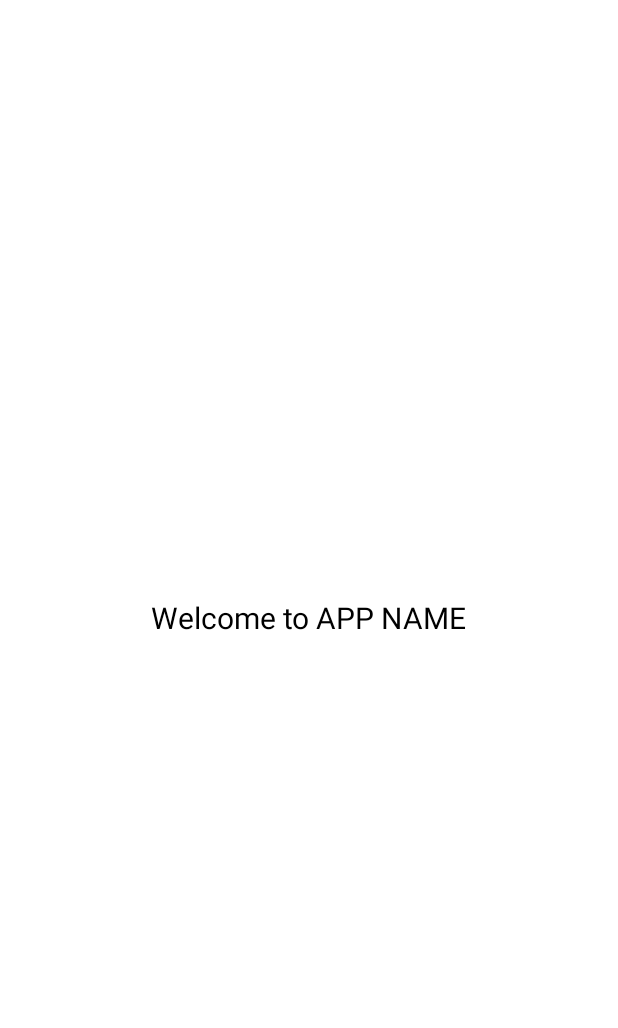
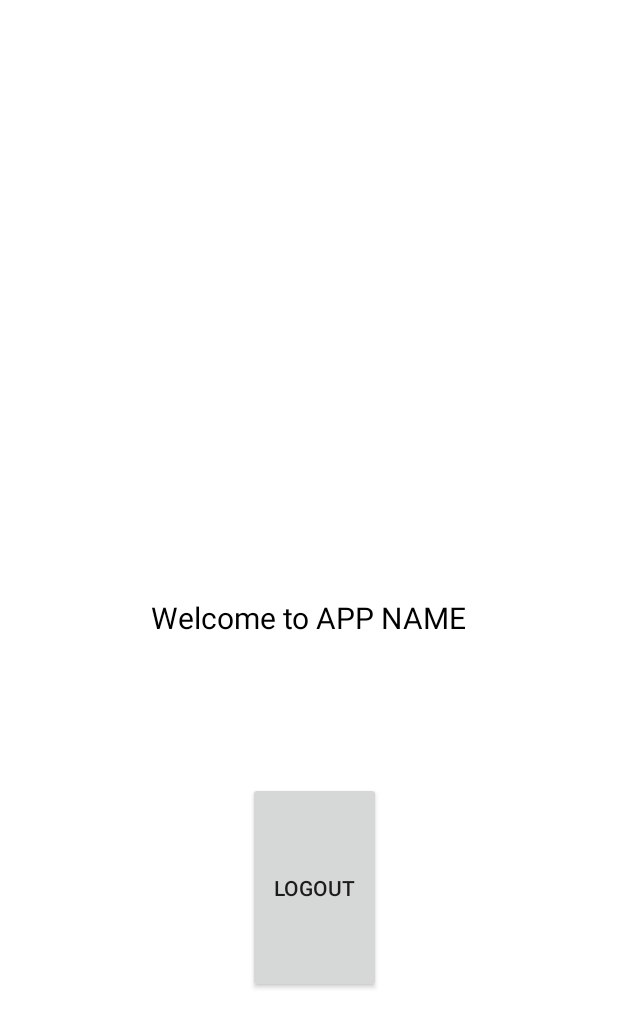
Before and after one commit to Some-Cool-Name/Social-Media-Market-Place-Clone-Project, an Android app: the Profile screen opened directly, with no data from a screen before it, on a phone screen of 412 x 824 dp. Shown: the top 1028 px of the screen. Run offline under Robolectric (Android 15) with nearby library versions, the phone set to English and light mode, and no system bars; 1 statement that could not run was skipped.

Commit message:
check out

```diff
--- a/app/src/main/java/com/example/social_media_market_place_clone_project/SessionManager.java
+++ b/app/src/main/java/com/example/social_media_market_place_clone_project/SessionManager.java
@@ -64,10 +64,10 @@ public class SessionManager {
     public void logoutUser(){
         editor.clear();
         editor.commit();
-        /*Intent i = new Intent(context, SplashScreen.classs);
+        Intent i = new Intent(context, MainActivity.class);
         i.addFlags(Intent.FLAG_ACTIVITY_NEW_TASK | Intent.FLAG_ACTIVITY_CLEAR_TASK);
         context.startActivity(i);
-        ((settings) context).finish();*/
+        ((Profile) context).finish();
     }
 
 
--- a/app/src/main/res/layout/activity_profile.xml
+++ b/app/src/main/res/layout/activity_profile.xml
@@ -35,4 +35,22 @@
         android:layout_marginEnd="231dp"
         android:layout_marginRight="231dp"
         android:layout_marginBottom="547dp" />
+
+    <Button
+        android:id="@+id/logout_btn"
+        android:layout_width="wrap_content"
+        android:layout_height="wrap_content"
+        android:layout_alignParentStart="true"
+        android:layout_alignParentLeft="true"
+        android:layout_alignParentTop="true"
+        android:layout_alignParentEnd="true"
+        android:layout_alignParentRight="true"
+        android:layout_alignParentBottom="true"
+        android:layout_marginStart="165dp"
+        android:layout_marginLeft="165dp"
+        android:layout_marginTop="521dp"
+        android:layout_marginEnd="158dp"
+        android:layout_marginRight="158dp"
+        android:layout_marginBottom="162dp"
+        android:text="Logout" />
 </RelativeLayout>
```
